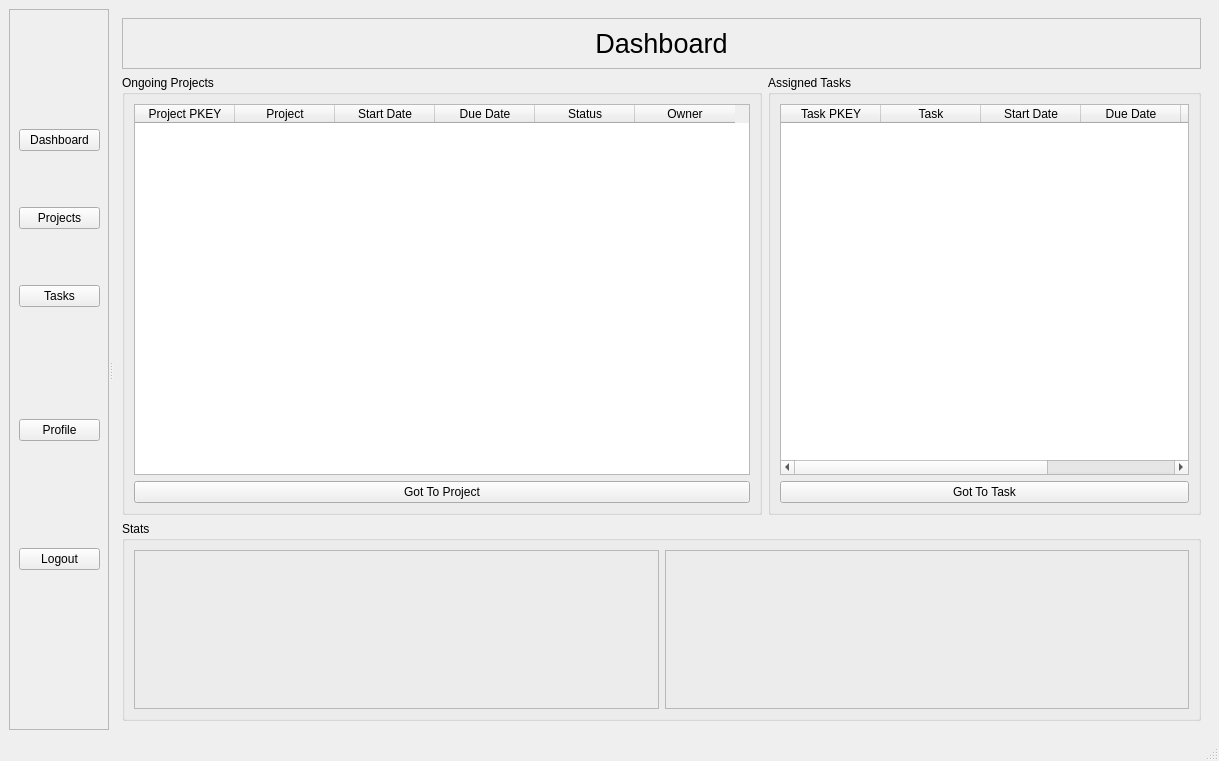
First picture: the form in ui/homeWindow.ui, repository yasar12123/Soft27101-PMS, before the edit.
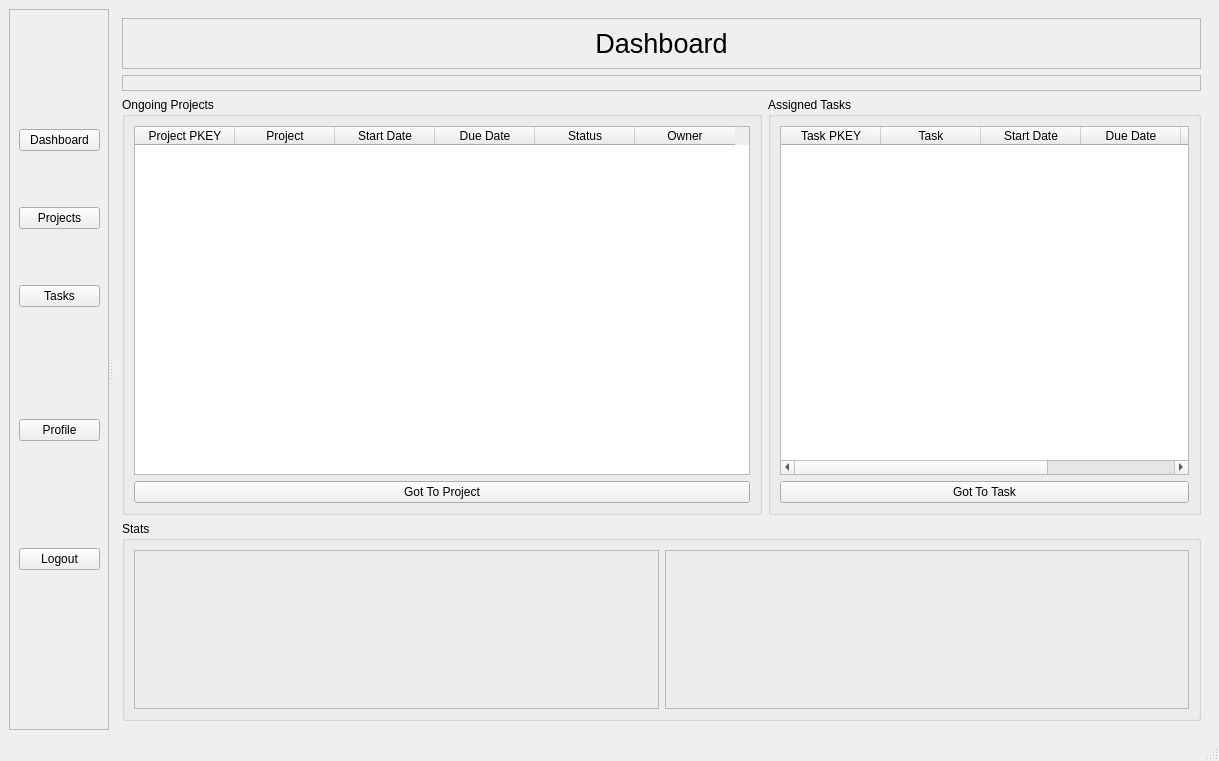
Second picture: the form after the edit.

Diff of the .ui file:
```diff
--- a/ui/homeWindow.ui
+++ b/ui/homeWindow.ui
@@ -17,6 +17,9 @@
    <layout class="QHBoxLayout" name="horizontalLayout_6">
     <item>
      <widget class="QSplitter" name="splitter">
+      <property name="frameShadow">
+       <enum>QFrame::Plain</enum>
+      </property>
       <property name="orientation">
        <enum>Qt::Horizontal</enum>
       </property>
@@ -136,6 +139,22 @@
            </layout>
           </widget>
          </item>
+         <item>
+          <widget class="QLabel" name="dashDescLabel">
+           <property name="frameShape">
+            <enum>QFrame::StyledPanel</enum>
+           </property>
+           <property name="frameShadow">
+            <enum>QFrame::Plain</enum>
+           </property>
+           <property name="lineWidth">
+            <number>1</number>
+           </property>
+           <property name="text">
+            <string/>
+           </property>
+          </widget>
+         </item>
          <item>
           <layout class="QHBoxLayout" name="horizontalLayout_2">
            <item>
```
Left out of the diff: 8 changed lines with no effect on the pictures.
